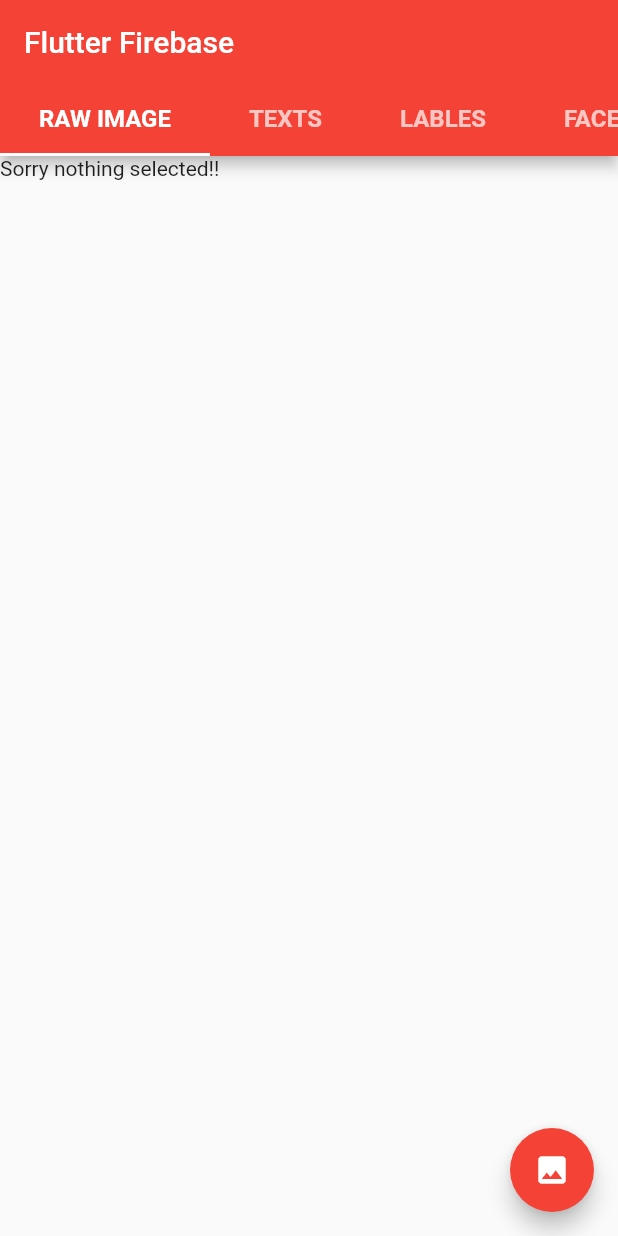
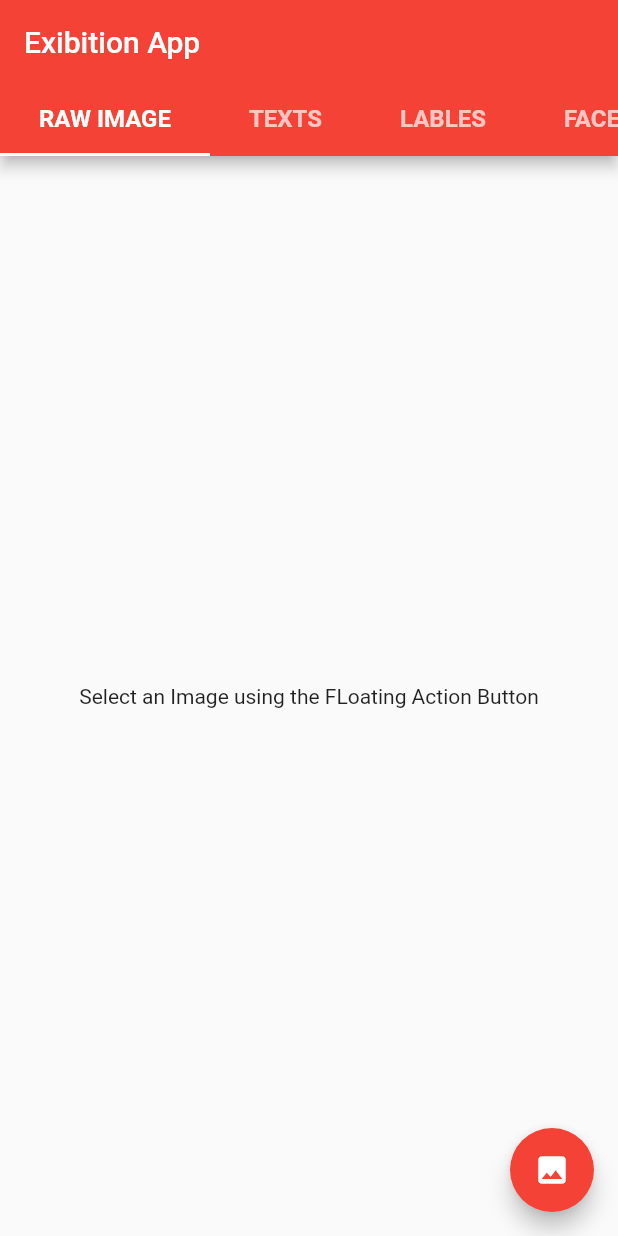
Before and after one commit to ashutoshxhq/flutter-mlkit, a Flutter app: the screen it shows after launch, on a phone screen of 412 x 824 dp. Run offline on Flutter 3.47's test engine with Material 2 defaults, Android fonts, the phone set to English and light mode, and no system bars; our stand-ins replace image_picker; missing offline and left inert: mlkit.

Commit message:
MOdularised The App

```diff
--- a/lib/mlkit/lable.dart
+++ b/lib/mlkit/lable.dart
@@ -27,7 +27,7 @@ class _LableDetectState extends State<LableDetect> {
 
   Widget _buildList(List < VisionLabel > labels) {
     if (labels == null || labels.length == 0) {
-      return new Text('Empty', textAlign: TextAlign.center);
+      return new Container(child:Center(child:Text('Lables Empty')));
     }
     return new Expanded(
       child: new Container(
--- a/lib/mlkit/mlapp.dart
+++ b/lib/mlkit/mlapp.dart
@@ -6,6 +6,7 @@ import 'text.dart';
 import 'face.dart';
 import 'lable.dart';
 import 'partials.dart';
+import 'about.dart';
 
 class MlApp extends StatefulWidget {
   _MlAppState createState() => _MlAppState();
@@ -21,7 +22,7 @@ class _MlAppState extends State < MlApp > {
     modeType: VisionFaceDetectorMode.Accurate,
     landmarkType: VisionFaceDetectorLandmark.All,
     classificationType: VisionFaceDetectorClassification.All,
-    minFaceSize: 0.15,
+    minFaceSize: 0.1,
     isTrackingEnabled: true
   );
   FirebaseVisionFaceDetector faceDetector = FirebaseVisionFaceDetector.instance;
@@ -36,11 +37,11 @@ class _MlAppState extends State < MlApp > {
   @override
   Widget build(BuildContext context) {
     return DefaultTabController(
-      length: 5,
+      length: 6,
       child: Scaffold(
         appBar: AppBar(
           backgroundColor: Colors.red,
-          title: Text('Flutter Firebase'),
+          title: Text('Exibition App'),
           bottom: TabBar(
             isScrollable: true,
             tabs: [
@@ -48,6 +49,7 @@ class _MlAppState extends State < MlApp > {
               Tab(child: TabItem("TEXTS"), ),
               Tab(child: TabItem("LABLES"), ),
               Tab(child: TabItem("FACES"), ),
+              Tab(child: TabItem("ABOUT"), ),
             ],
           ),
         ),
@@ -56,7 +58,8 @@ class _MlAppState extends State < MlApp > {
             ImageWidget(_file),
             TextDetect(_file,_currentText),
             LableDetect(_currentLabels,_file),
-            FaceDetect(_file,_face)
+            FaceDetect(_file,_face),
+            About()
           ],
         ),
 
@@ -86,9 +89,12 @@ class _MlAppState extends State < MlApp > {
               setState(() {
                 _currentText = currentText;
               });
+            } catch (e) {
+              print(e.toString());
+            }
 
-              var face =
-                await faceDetector.detectFromBinary(_file ?.readAsBytesSync(), options);
+            var face =
+                await faceDetector.detectFromBinary(_file?.readAsBytesSync());
               setState(() {
                 if (face.isEmpty) {
                   print('No face detected');
@@ -96,9 +102,6 @@ class _MlAppState extends State < MlApp > {
                   _face = face;
                 }
               });
-            } catch (e) {
-              print(e.toString());
-            }
           },
           child: new Icon(Icons.image),
         ),
--- a/lib/mlkit/partials.dart
+++ b/lib/mlkit/partials.dart
@@ -10,9 +10,12 @@ class ImageWidget extends StatelessWidget {
       child: SizedBox(
       height: 100.0,
       width: 150.0,
-      child: file == null ?
-      new Text('Sorry nothing selected!!') :
-      new Image.file(file),
+      child: Center(
+         child: file == null ?
+          new Text('Select an Image using the FLoating Action Button') :
+          new Image.file(file),
+      )
+
     ),
     );
   }
--- a/lib/mlkit/text.dart
+++ b/lib/mlkit/text.dart
@@ -61,7 +61,7 @@ class _TextDetectState extends State<TextDetect> {
 
   Widget _buildListText(List < VisionText > texts) {
     if (texts == null || texts.length == 0) {
-      return Text('Empty');
+      return Container(child:Center(child:Text('Text Empty')));
     }
     return Expanded(
       child: Container(
```
Also changed, not shown: lib/mlkit/about.dart (added, +64 -0 lines), lib/mlkit/face.dart (+38 -37 lines).
